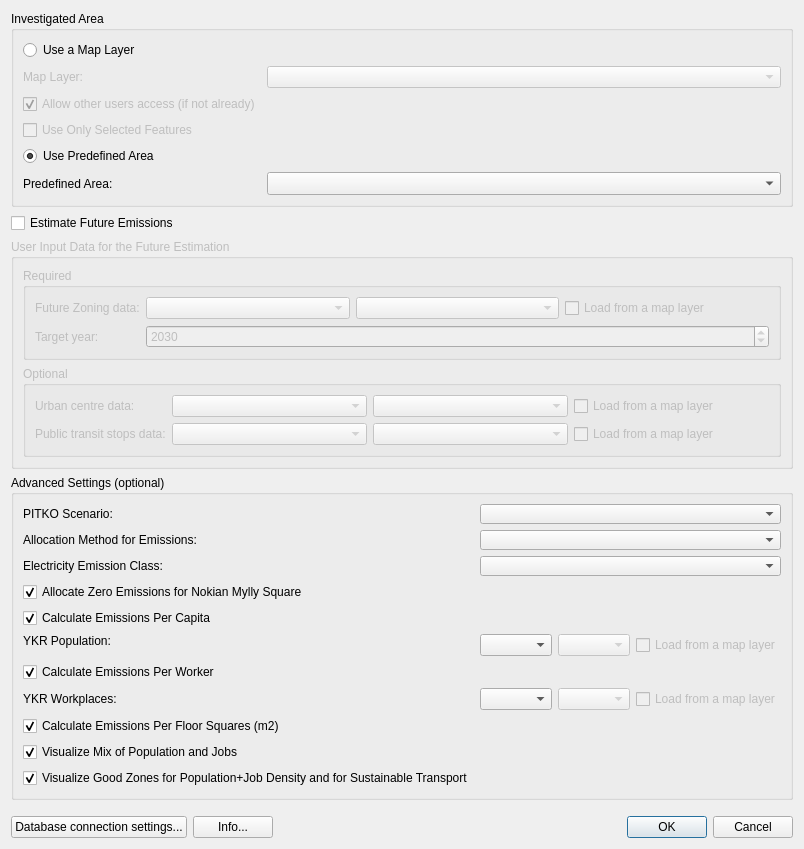
ernoma/assesclimateimpact, file ui/ykr_tool_main.ui: the form before one commit.
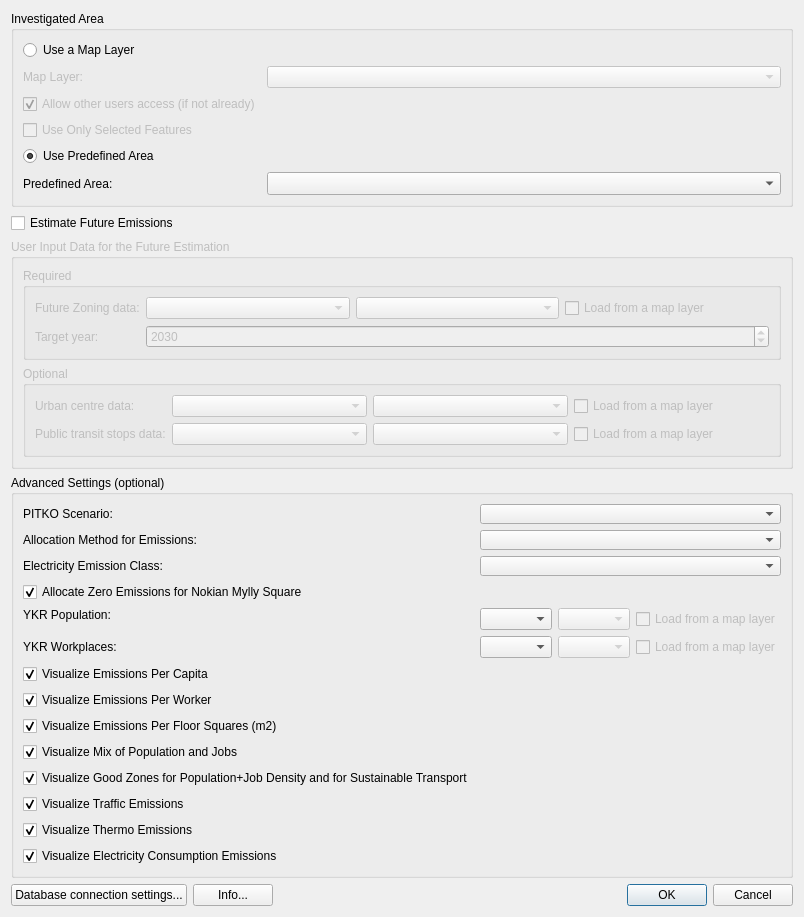
The form after the commit. Custom widgets are drawn as their Qt base class.

Commit message: Add visualized layers to groups and visualize traffic emissions

What changed in the file:
```diff
--- a/ui/ykr_tool_main.ui
+++ b/ui/ykr_tool_main.ui
@@ -431,16 +431,6 @@
             </property>
            </widget>
           </item>
-          <item row="4" column="0">
-           <widget class="QCheckBox" name="checkBoxCalculateEmissionsPerPerson">
-            <property name="text">
-             <string>Calculate Emissions Per Capita</string>
-            </property>
-            <property name="checked">
-             <bool>true</bool>
-            </property>
-           </widget>
-          </item>
           <item row="5" column="0">
            <layout class="QFormLayout" name="formLayout_6">
             <item row="0" column="0">
@@ -482,16 +472,6 @@
             </item>
            </layout>
           </item>
-          <item row="6" column="0">
-           <widget class="QCheckBox" name="checkBoxCalculateEmissionsPerJob">
-            <property name="text">
-             <string>Calculate Emissions Per Worker</string>
-            </property>
-            <property name="checked">
-             <bool>true</bool>
-            </property>
-           </widget>
-          </item>
           <item row="7" column="0">
            <widget class="QLabel" name="label_2">
             <property name="text">
@@ -523,17 +503,17 @@
             </item>
            </layout>
           </item>
-          <item row="8" column="0">
+          <item row="10" column="0">
            <widget class="QCheckBox" name="checkBoxCalculateEmissionsPerFloorSpaceSquares">
             <property name="text">
-             <string>Calculate Emissions Per Floor Squares (m2)</string>
+             <string>Visualize Emissions Per Floor Squares (m2)</string>
             </property>
             <property name="checked">
              <bool>true</bool>
             </property>
            </widget>
           </item>
-          <item row="9" column="0">
+          <item row="11" column="0">
            <widget class="QCheckBox" name="checkBoxVisualizePopJobMix">
             <property name="text">
              <string>Visualize Mix of Population and Jobs</string>
@@ -543,7 +523,7 @@
             </property>
            </widget>
           </item>
-          <item row="10" column="0">
+          <item row="12" column="0">
            <widget class="QCheckBox" name="checkBoxVisualizeGoodZonesForPopJobDensityAndSustainableTransport">
             <property name="text">
              <string>Visualize Good Zones for Population+Job Density and for Sustainable Transport</string>
@@ -553,6 +533,56 @@
             </property>
            </widget>
           </item>
+          <item row="13" column="0">
+           <widget class="QCheckBox" name="checkBoxVisualizeTrafficEmissions">
+            <property name="text">
+             <string>Visualize Traffic Emissions</string>
+            </property>
+            <property name="checked">
+             <bool>true</bool>
+            </property>
+           </widget>
+          </item>
+          <item row="14" column="0">
+           <widget class="QCheckBox" name="checkBoxVisualizeThermoEmissions">
+            <property name="text">
+             <string>Visualize Thermo Emissions</string>
+            </property>
+            <property name="checked">
+             <bool>true</bool>
+            </property>
+           </widget>
+          </item>
+          <item row="15" column="0">
+           <widget class="QCheckBox" name="checkBoxVisualizeElectricityConsumptionEmissions">
+            <property name="text">
+             <string>Visualize Electricity Consumption Emissions</string>
+            </property>
+            <property name="checked">
+             <bool>true</bool>
+            </property>
+           </widget>
+          </item>
+          <item row="8" column="0">
+           <widget class="QCheckBox" name="checkBoxCalculateEmissionsPerPerson">
+            <property name="text">
+             <string>Visualize Emissions Per Capita</string>
+            </property>
+            <property name="checked">
+             <bool>true</bool>
+            </property>
+           </widget>
+          </item>
+          <item row="9" column="0">
+           <widget class="QCheckBox" name="checkBoxCalculateEmissionsPerJob">
+            <property name="text">
+             <string>Visualize Emissions Per Worker</string>
+            </property>
+            <property name="checked">
+             <bool>true</bool>
+            </property>
+           </widget>
+          </item>
          </layout>
         </item>
        </layout>
```
The commit also changes 7 other files.
